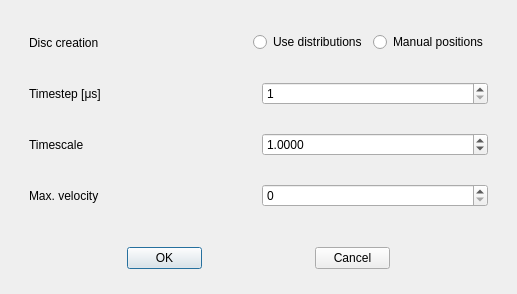
Above: src/lib/gui/dialogs/SetupDialog.ui from yannik131/Cell before the change. Below: the same form after it.
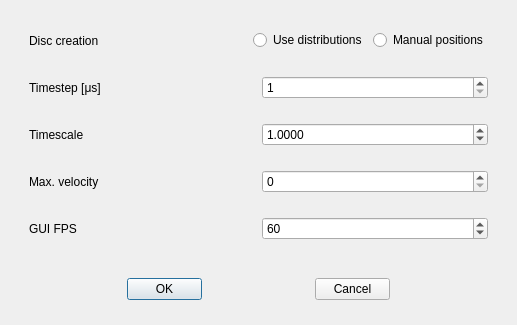
That is the form after the change.

Patch:
```diff
--- a/src/lib/gui/dialogs/SetupDialog.ui
+++ b/src/lib/gui/dialogs/SetupDialog.ui
@@ -10,7 +10,7 @@
     <x>0</x>
     <y>0</y>
     <width>517</width>
-    <height>294</height>
+    <height>325</height>
    </rect>
   </property>
   <property name="windowTitle">
@@ -163,6 +163,26 @@
         </layout>
        </widget>
       </item>
+      <item>
+       <widget class="QWidget" name="widget_6" native="true">
+        <layout class="QHBoxLayout" name="horizontalLayout_5">
+         <item>
+          <widget class="QLabel" name="label_3">
+           <property name="text">
+            <string>GUI FPS</string>
+           </property>
+          </widget>
+         </item>
+         <item>
+          <widget class="QSpinBox" name="FPSSpinBox">
+           <property name="value">
+            <number>60</number>
+           </property>
+          </widget>
+         </item>
+        </layout>
+       </widget>
+      </item>
      </layout>
     </widget>
    </item>
```
